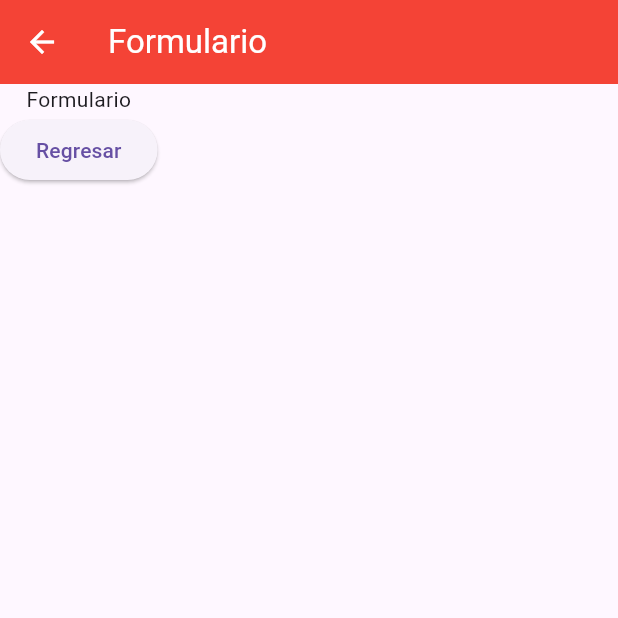
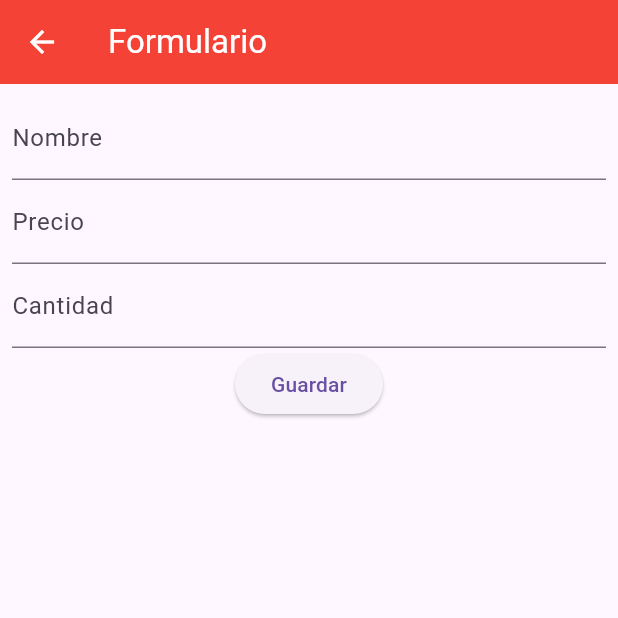
Before and after one commit to adimerpaul/flutterapiback, a Flutter app: the screen it shows after launch, after a tap on the "add" icon, on a phone screen of 412 x 824 dp, the top half of it. Run offline on Flutter 3.47's test engine with Material 3 defaults, Android fonts, the phone set to English and light mode, and no system bars; our stand-ins replace flutter_dotenv; network calls fail.

Commit message:
colcoado variable de entorno

```diff
--- a/lib/main.dart
+++ b/lib/main.dart
@@ -1,7 +1,9 @@
 import 'package:apiback/pages/home.dart';
 import 'package:flutter/material.dart';
+import 'package:flutter_dotenv/flutter_dotenv.dart';
 
-void main() {
+Future<void> main() async {
+  await dotenv.load(fileName: ".env");
   runApp(const MyApp());
 }
 
--- a/lib/pages/formulario.dart
+++ b/lib/pages/formulario.dart
@@ -9,6 +9,15 @@ class Formulario extends StatefulWidget {
 }
 
 class _FormularioState extends State<Formulario> {
+  TextEditingController nameController = TextEditingController();
+  TextEditingController priceController = TextEditingController();
+  TextEditingController amountController = TextEditingController();
+
+  registrar() {
+    print(nameController.text);
+    print(priceController.text);
+    print(amountController.text);
+  }
   @override
   Widget build(BuildContext context) {
     return Scaffold(
@@ -17,16 +26,36 @@ class _FormularioState extends State<Formulario> {
         backgroundColor: Colors.red,
         foregroundColor: Colors.white,
       ),
-      body: Column(
-        children: [
-          const Text('Formulario'),
-          ElevatedButton(
-            onPressed: () {
-              Navigator.pop(context);
-            },
-            child: const Text('Regresar'),
-          ),
-        ],
+      body: Padding(
+        padding: const EdgeInsets.all(8.0),
+        child: Column(
+          children: [
+            TextField(
+              controller: nameController,
+              decoration: const InputDecoration(
+                labelText: 'Nombre',
+              ),
+            ),
+            TextField(
+              controller: priceController,
+              decoration: const InputDecoration(
+                labelText: 'Precio',
+              ),
+              keyboardType: TextInputType.number,
+            ),
+            TextField(
+              controller: amountController,
+              decoration: const InputDecoration(
+                labelText: 'Cantidad',
+              ),
+              keyboardType: TextInputType.number,
+            ),
+            ElevatedButton(
+              onPressed: registrar,
+              child: const Text('Guardar'),
+            ),
+          ],
+        ),
       ),
     );
   }
--- a/lib/pages/home.dart
+++ b/lib/pages/home.dart
@@ -1,5 +1,6 @@
 import 'package:apiback/pages/formulario.dart';
 import 'package:flutter/material.dart';
+import 'package:flutter_dotenv/flutter_dotenv.dart';
 import 'dart:convert' as convert;
 import 'package:http/http.dart' as http;
 
@@ -21,7 +22,7 @@ class _HomeState extends State<Home> {
     productGet();
   }
   productGet() async {
-    var url = Uri.parse('http://localhost:8000/api/products');
+    var url = Uri.parse(dotenv.env['API_BACK']!+'/products');
     var response = await http.get(url);
     if (response.statusCode == 200) {
       var jsonResponse = convert.jsonDecode(response.body);
--- a/pubspec.yaml
+++ b/pubspec.yaml
@@ -36,6 +36,7 @@ dependencies:
   # Use with the CupertinoIcons class for iOS style icons.
   cupertino_icons: ^1.0.8
   http: ^1.2.2
+  flutter_dotenv: ^5.2.1
 
 dev_dependencies:
   flutter_test:
@@ -60,7 +61,8 @@ flutter:
   uses-material-design: true
 
   # To add assets to your application, add an assets section, like this:
-  # assets:
+  assets:
+    - .env
   #   - images/a_dot_burr.jpeg
   #   - images/a_dot_ham.jpeg
 
```
Also changed, not shown: pubspec.lock, 1 other file.
